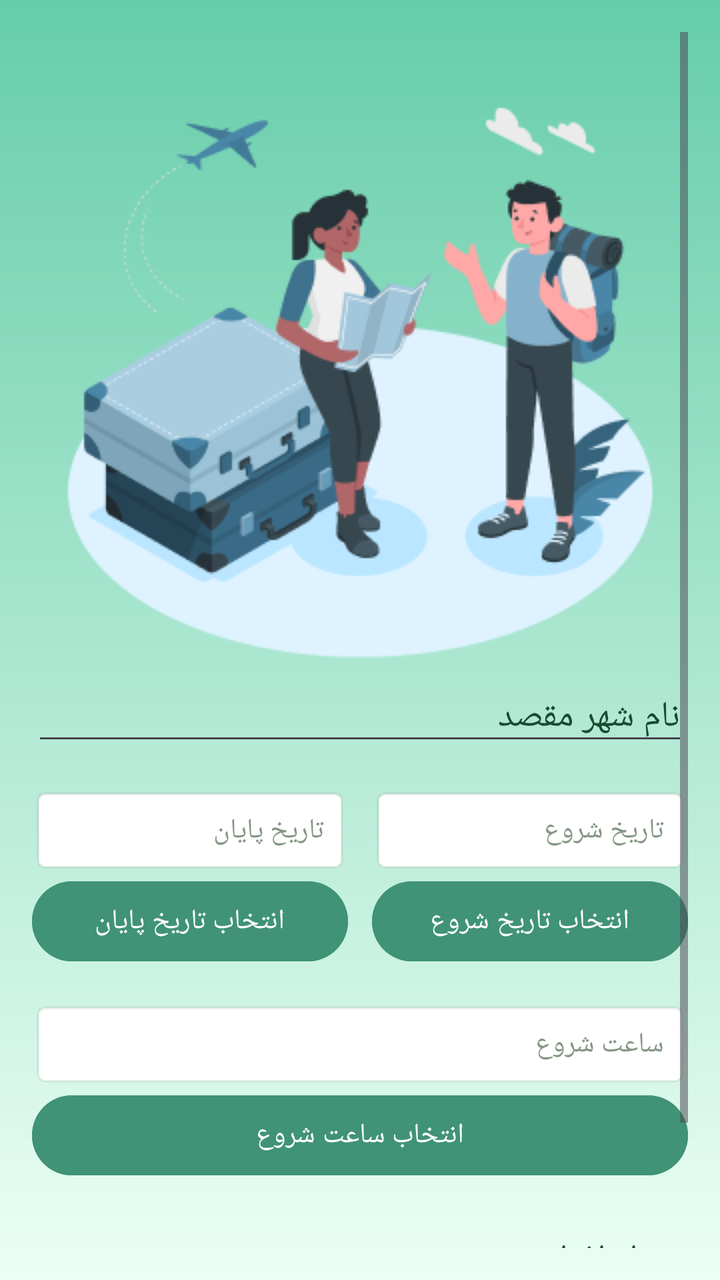
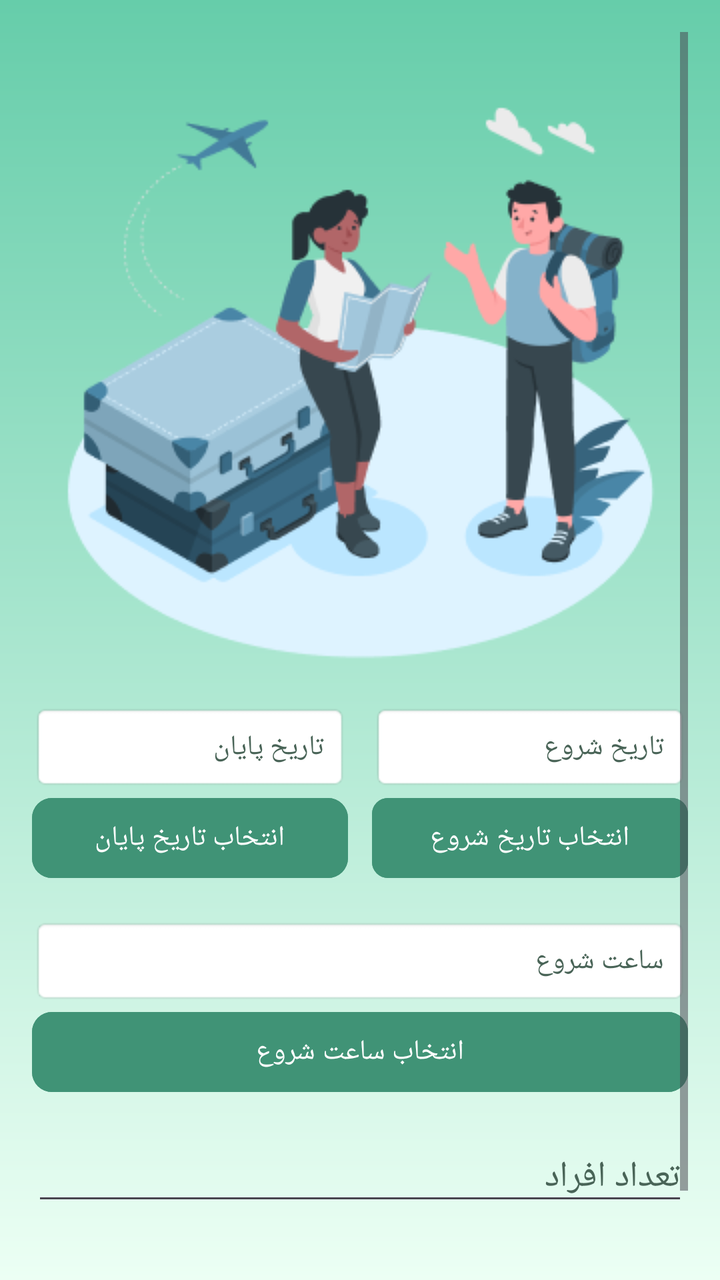

Compare the two renders of this Android layout. The source of the first and the diff that turns it into the second are given below.
<!-- AndroidManifest.xml: application theme Theme.TripMate -->
<!-- res/layout/activity_new_trip.xml -->
<ScrollView xmlns:android="http://schemas.android.com/apk/res/android"
    android:layout_width="match_parent"
    android:layout_height="match_parent"
    android:padding="16dp"
    android:background="@drawable/gradient_background">

    <LinearLayout
        android:layout_width="match_parent"
        android:layout_height="wrap_content"
        android:orientation="vertical"
        android:gravity="center"
        android:layout_marginTop="20dp">

        <ImageView
            android:layout_width="300dp"
            android:layout_height="300dp"
            android:adjustViewBounds="true"
            android:src="@drawable/trip" />
        <EditText
            android:id="@+id/etDestination"
            android:layout_width="match_parent"
            android:layout_height="wrap_content"
            android:hint="نام شهر مقصد"
            android:inputType="text"
            android:textColorHint="#184B30"
            />
        
        <LinearLayout
            android:layout_width="match_parent"
            android:layout_height="wrap_content"
            android:orientation="horizontal"
            android:layout_marginTop="16dp"
            android:gravity="center"
            android:layoutDirection="rtl">

            
            <LinearLayout
                android:layout_width="0dp"
                android:layout_weight="1"
                android:layout_height="wrap_content"
                android:orientation="vertical">

                <TextView
                    android:id="@+id/tvStartDate"
                    android:layout_width="match_parent"
                    android:layout_height="wrap_content"
                    android:hint="تاریخ شروع"
                    android:fontFamily="@font/vazirmatn"
                    android:padding="12dp"
                    android:background="@android:drawable/editbox_background"
                    android:textColorHint="#849784"
                    />

                <Button
                    android:id="@+id/btnSelectStartDate"
                    android:layout_width="match_parent"
                    android:layout_height="wrap_content"
                    android:backgroundTint="#409376"
                    android:fontFamily="@font/vazirmatn"
                    android:text="انتخاب تاریخ شروع" />
            </LinearLayout>

            <Space
                android:layout_width="12dp"
                android:layout_height="wrap_content" />

            
            <LinearLayout
                android:layout_width="0dp"
                android:layout_weight="1"
                android:layout_height="wrap_content"
                android:orientation="vertical">

                <TextView
                    android:id="@+id/tvEndDate"
                    android:layout_width="match_parent"
                    android:layout_height="wrap_content"
                    android:hint="تاریخ پایان"
                    android:fontFamily="@font/vazirmatn"
                    android:padding="12dp"
                    android:background="@android:drawable/editbox_background"
                    android:textColorHint="#849784"
                    />

                <Button
                    android:id="@+id/btnSelectEndDate"
                    android:layout_width="match_parent"
                    android:layout_height="wrap_content"
                    android:backgroundTint="#409376"
                    android:fontFamily="@font/vazirmatn"
                    android:text="انتخاب تاریخ پایان" />
            </LinearLayout>
        </LinearLayout>

        
        <LinearLayout
            android:layout_width="match_parent"
            android:layout_height="wrap_content"
            android:orientation="vertical"
            android:layout_marginTop="16dp">

            <TextView
                android:id="@+id/tvStartTime"
                android:layout_width="match_parent"
                android:layout_height="wrap_content"
                android:hint="ساعت شروع"
                android:fontFamily="@font/vazirmatn"
                android:padding="12dp"
                android:background="@android:drawable/editbox_background"
                android:textColorHint="#849784"
                />

            <Button
                android:id="@+id/btnSelectStartTime"
                android:layout_width="match_parent"
                android:layout_height="wrap_content"
                android:backgroundTint="#409376"
                android:fontFamily="@font/vazirmatn"
                android:text="انتخاب ساعت شروع" />
        </LinearLayout>

        <EditText
            android:id="@+id/etPeopleCount"
            android:layout_width="match_parent"
            android:layout_height="wrap_content"
            android:hint="تعداد افراد"
            android:fontFamily="@font/vazirmatn"
            android:inputType="number"
            android:layout_marginTop="16dp"
            android:textColorHint="#184B30"
            />
        <Button
            android:id="@+id/btnGoToToDo"
            android:layout_width="match_parent"
            android:layout_height="wrap_content"
            android:backgroundTint="#255B49"
            android:fontFamily="@font/vazirmatn"
            android:text="ثبت سفر"
            android:layout_marginTop="16dp" />
    </LinearLayout>
</ScrollView>
<!-- resources referenced by this layout -->
<resources>
  <!-- drawable gradient_background (drawable) -->
  <?xml version="1.0" encoding="utf-8"?>
  <shape xmlns:android="http://schemas.android.com/apk/res/android">
      <gradient
          android:startColor="#66CDAA"
          android:endColor="#ECFFF4"
          android:angle="8"/>
  </shape>
  <!-- drawable trip: png bitmap (drawable, 30752 bytes) -->
  <style name="Theme.TripMate" parent="Base.Theme.TripMate" />
  <style name="Base.Theme.TripMate" parent="Theme.Material3.DayNight.NoActionBar">
          
          
      </style>
</resources>

<!-- the commit's change to res/layout/activity_new_trip.xml (unified diff, before → after) -->
@@ -1,6 +1,7 @@
 <ScrollView xmlns:android="http://schemas.android.com/apk/res/android"
     android:layout_width="match_parent"
     android:layout_height="match_parent"
+    xmlns:app="http://schemas.android.com/apk/res-auto"
     android:padding="16dp"
     android:background="@drawable/gradient_background">
 
@@ -16,14 +17,7 @@
             android:layout_height="300dp"
             android:adjustViewBounds="true"
             android:src="@drawable/trip" />
-        <EditText
-            android:id="@+id/etDestination"
-            android:layout_width="match_parent"
-            android:layout_height="wrap_content"
-            android:hint="نام شهر مقصد"
-            android:inputType="text"
-            android:textColorHint="#184B30"
-            />
+
         
         <LinearLayout
             android:layout_width="match_parent"
@@ -41,6 +35,7 @@
                 android:orientation="vertical">
 
                 <TextView
+
                     android:id="@+id/tvStartDate"
                     android:layout_width="match_parent"
                     android:layout_height="wrap_content"
@@ -48,7 +43,8 @@
                     android:fontFamily="@font/vazirmatn"
                     android:padding="12dp"
                     android:background="@android:drawable/editbox_background"
-                    android:textColorHint="#849784"
+                    android:textColor="#0B2A1C"
+                    android:textColorHint="#496457"
                     />
 
                 <Button
@@ -57,6 +53,7 @@
                     android:layout_height="wrap_content"
                     android:backgroundTint="#409376"
                     android:fontFamily="@font/vazirmatn"
+                    app:cornerRadius="8dp"
                     android:text="انتخاب تاریخ شروع" />
             </LinearLayout>
 
@@ -79,7 +76,8 @@
                     android:fontFamily="@font/vazirmatn"
                     android:padding="12dp"
                     android:background="@android:drawable/editbox_background"
-                    android:textColorHint="#849784"
+                    android:textColor="#0B2A1C"
+                    android:textColorHint="#496457"
                     />
 
                 <Button
@@ -88,6 +86,8 @@
                     android:layout_height="wrap_content"
                     android:backgroundTint="#409376"
                     android:fontFamily="@font/vazirmatn"
+                    app:cornerRadius="10dp"
+
                     android:text="انتخاب تاریخ پایان" />
             </LinearLayout>
         </LinearLayout>
@@ -107,7 +107,8 @@
                 android:fontFamily="@font/vazirmatn"
                 android:padding="12dp"
                 android:background="@android:drawable/editbox_background"
-                android:textColorHint="#849784"
+                android:textColor="#0B2A1C"
+                android:textColorHint="#496457"
                 />
 
             <Button
@@ -116,6 +117,7 @@
                 android:layout_height="wrap_content"
                 android:backgroundTint="#409376"
                 android:fontFamily="@font/vazirmatn"
+                app:cornerRadius="10dp"
                 android:text="انتخاب ساعت شروع" />
         </LinearLayout>
 
@@ -127,13 +129,13 @@
             android:fontFamily="@font/vazirmatn"
             android:inputType="number"
             android:layout_marginTop="16dp"
-            android:textColorHint="#184B30"
-            />
+            android:textColor="#0B2A1C"
+            android:textColorHint="#496457"/>
         <Button
             android:id="@+id/btnGoToToDo"
             android:layout_width="match_parent"
             android:layout_height="wrap_content"
-            android:backgroundTint="#255B49"
+            android:backgroundTint="#409376"
             android:fontFamily="@font/vazirmatn"
             android:text="ثبت سفر"
             android:layout_marginTop="16dp" />
